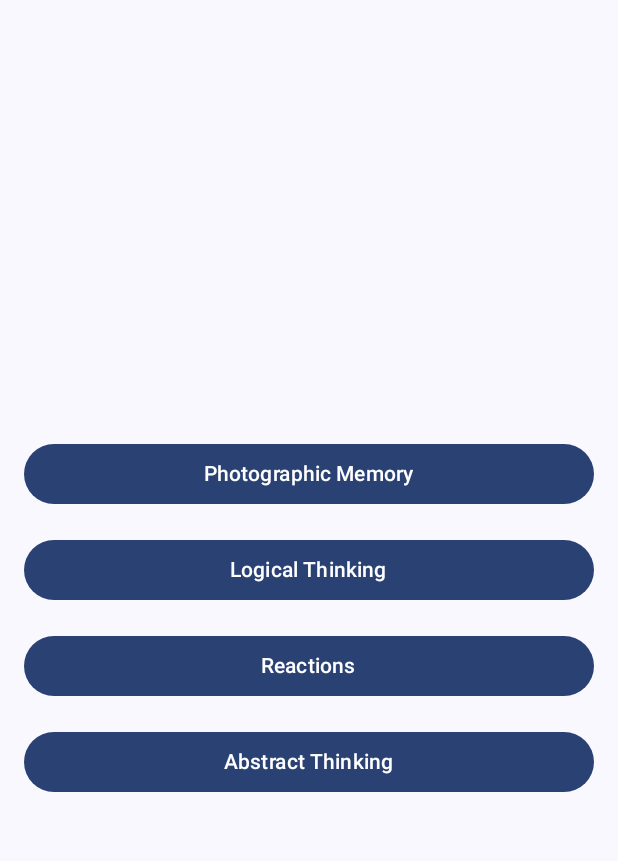
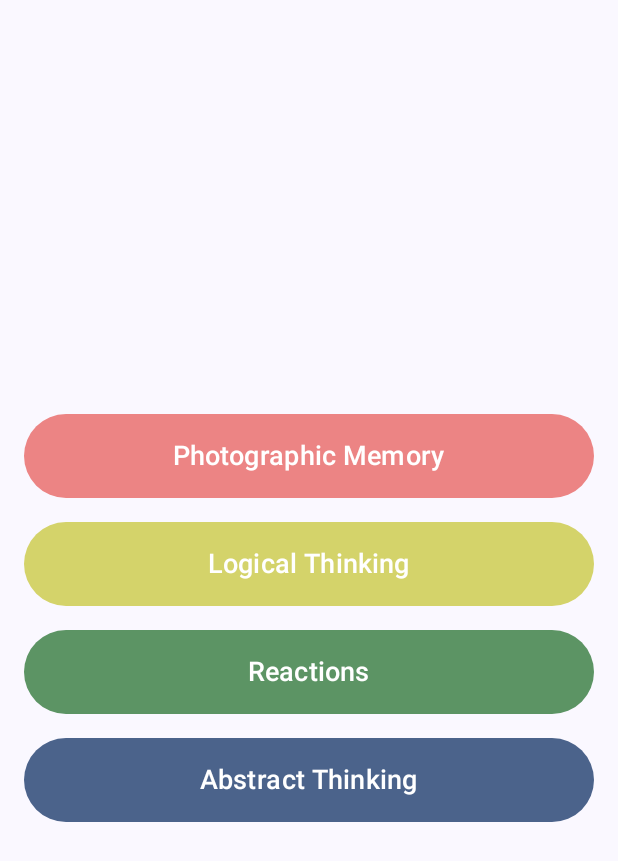
Before and after one commit to pavolhodas/SharpGames, an Android app built with Jetpack Compose: the screen it shows after launch (MainActivity), on a phone screen of 412 x 824 dp. Shown: the top 861 px of the screen. Run offline under Robolectric (Android 15) with nearby library versions, the phone set to English and light mode, and no system bars.

Commit message:
Improve MenuScreen add colors and use one composable button

```diff
--- a/app/src/main/java/fri/uniza/sk/sharpgames/navigation/Navigation.kt
+++ b/app/src/main/java/fri/uniza/sk/sharpgames/navigation/Navigation.kt
@@ -20,6 +20,7 @@ fun Navigation() {
         composable(Screen.Menu.route) {
             MenuScreen(navController)
         }
+
         composable(Screen.PhotographicMemory.route) {
             PhotographicMemoryScreen(navController)
         }
--- a/app/src/main/java/fri/uniza/sk/sharpgames/screens/MenuScreen.kt
+++ b/app/src/main/java/fri/uniza/sk/sharpgames/screens/MenuScreen.kt
@@ -5,7 +5,10 @@ import androidx.compose.material3.*
 import androidx.compose.runtime.Composable
 import androidx.compose.ui.Alignment
 import androidx.compose.ui.Modifier
+import androidx.compose.ui.graphics.Color
+import androidx.compose.ui.text.font.FontWeight
 import androidx.compose.ui.unit.dp
+import androidx.compose.ui.unit.sp
 import androidx.navigation.NavController
 import fri.uniza.sk.sharpgames.navigation.Screen
 
@@ -18,40 +21,57 @@ fun MenuScreen(navController: NavController) {
     horizontalAlignment = Alignment.CenterHorizontally,
     verticalArrangement = Arrangement.Center
   ) {
-    Button(
+    MenuButton(
       onClick = { navController.navigate(Screen.PhotographicMemory.route) },
-      modifier = Modifier
-        .fillMaxWidth()
-        .padding(vertical = 8.dp)
-    ) {
-      Text("Photographic Memory")
-    }
+      modifier = Modifier.padding(vertical = 8.dp),
+      text = "Photographic Memory",
+      buttonColor = Color(0xFFec8484)
+    )
 
-    Button(
+    MenuButton(
       onClick = { },
-      modifier = Modifier
-        .fillMaxWidth()
-        .padding(vertical = 8.dp)
-    ) {
-      Text("Logical Thinking")
-    }
+      modifier = Modifier.padding(vertical = 8.dp),
+      text = "Logical Thinking",
+      buttonColor = Color(0xFFd4d36a)
+    )
 
-    Button(
+    MenuButton(
       onClick = { },
-      modifier = Modifier
-        .fillMaxWidth()
-        .padding(vertical = 8.dp)
-    ) {
-      Text("Reactions")
-    }
+      modifier = Modifier.padding(vertical = 8.dp),
+      text = "Reactions",
+      buttonColor = Color(0xFF5c9464)
+    )
 
-    Button(
+    MenuButton(
       onClick = { },
-      modifier = Modifier
-        .fillMaxWidth()
-        .padding(vertical = 8.dp)
-    ) {
-      Text("Abstract Thinking")
-    }
+      modifier = Modifier.padding(vertical = 8.dp),
+      text = "Abstract Thinking",
+      buttonColor = Color(0xFF4b638b)
+    )
   }
 }
+
+@Composable
+private fun MenuButton(
+  text: String,
+  onClick: () -> Unit,
+  modifier: Modifier = Modifier,
+  buttonColor: Color
+) {
+  Button(
+    onClick = onClick,
+    modifier = modifier
+      .fillMaxWidth()
+      .height(56.dp),
+    colors = ButtonDefaults.buttonColors(
+      containerColor = buttonColor
+    )
+  ) {
+    Text(
+      text = text,
+      fontSize = 18.sp,
+      fontWeight = FontWeight.Medium,
+      color = Color.White
+    )
+  }
+}
```
